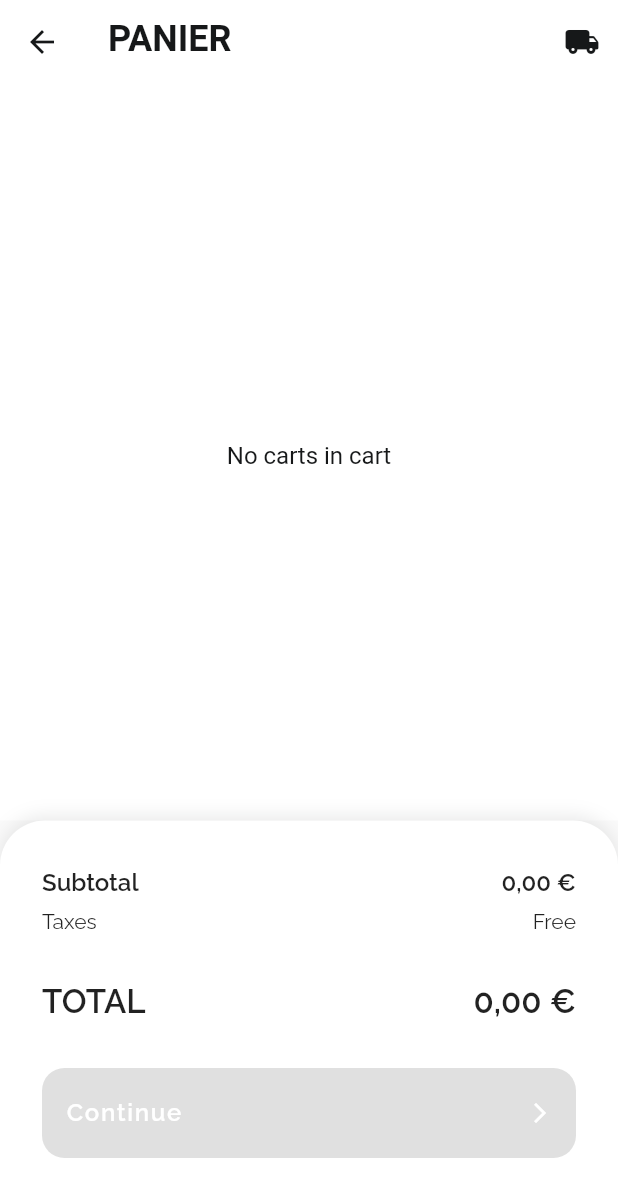
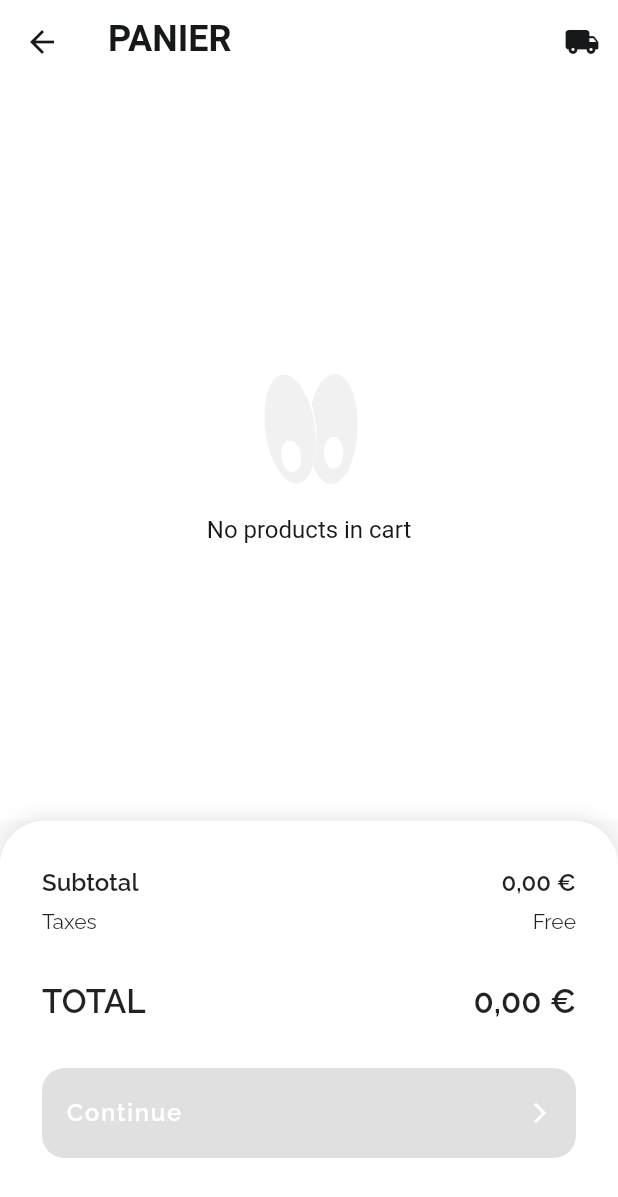
Before and after one commit to bynicodevelop/com.noopeshop.app, a Flutter app: the CartScreen screen opened directly, on a phone screen of 412 x 824 dp. Shown: the top 1197 px of the screen. Run offline on Flutter 3.47's test engine with Material 2 defaults, Android fonts, the phone set to English and light mode, and no system bars; our stand-ins replace another_flushbar, bloc, cached_network_image, cloud_firestore, cloud_functions, equatable and 16 more; missing offline and left inert: flutter_google_places, google_api_headers, google_maps_webservice; accounts and stored records are empty; generated files the repository leaves out were written again; network calls fail.

Commit message:
Amélioration de l'application

```diff
--- /dev/null
+++ b/lib/exceptions/payment_exception.dart
@@ -0,0 +1,9 @@
+class PaymentException implements Exception {
+  static const String invalidCard = "invalidCard";
+
+  final String code;
+
+  PaymentException({
+    required this.code,
+  });
+}
--- a/lib/l10n/app_fr.arb
+++ b/lib/l10n/app_fr.arb
@@ -22,5 +22,9 @@
     "paidOrderStatusLabel": "Payé",
     "processingOrderStatusLabel": "Traité",
     "shippingOrderStatusLabem": "Envoyé",
-    "deliveredOrderStatusLabem": "Livré"
+    "deliveredOrderStatusLabem": "Livré",
+    "notOrderFoundLabel": "Aucune commande",
+    "notProductInCartLabel": "Aucun produit dans le panier",
+    "invalidCardErrorMessage": "Carte non valide",
+    "unknownErrorMessage": "Une erreur est survenue"
 }
--- a/lib/screens/cart_screen.dart
+++ b/lib/screens/cart_screen.dart
@@ -7,6 +7,7 @@ import 'package:com_noopeshop_app/services/add_to_cart/add_to_cart_bloc.dart';
 import 'package:com_noopeshop_app/widgets/cart_total_widget.dart';
 import 'package:flutter/material.dart';
 import 'package:flutter_bloc/flutter_bloc.dart';
+import 'package:flutter_svg/svg.dart';
 import 'package:intl/intl.dart';
 
 class CartScreen extends StatelessWidget {
@@ -47,7 +48,7 @@ class CartScreen extends StatelessWidget {
                       onPressed: () => Navigator.push(
                         context,
                         MaterialPageRoute(
-                          builder: (context) => OrdersScreen(),
+                          builder: (context) => const OrdersScreen(),
                         ),
                       ),
                     ),
@@ -55,11 +56,27 @@ class CartScreen extends StatelessWidget {
                 ),
                 if (carts.isEmpty)
                   SliverFillRemaining(
-                    child: Center(
-                      child: Text(
-                        "No carts in cart",
-                        style: Theme.of(context).textTheme.headline4,
-                      ),
+                    child: Column(
+                      mainAxisAlignment: MainAxisAlignment.center,
+                      children: [
+                        Padding(
+                          padding: const EdgeInsets.only(
+                            bottom: 16.0,
+                          ),
+                          child: Opacity(
+                            opacity: 0.05,
+                            child: SvgPicture.asset(
+                              "assets/logo.svg",
+                              fit: BoxFit.contain,
+                              width: MediaQuery.of(context).size.width * 0.2,
+                            ),
+                          ),
+                        ),
+                        Text(
+                          t(context)!.notProductInCartLabel,
+                          style: Theme.of(context).textTheme.headline4,
+                        ),
+                      ],
                     ),
                   ),
                 if (carts.isNotEmpty)
```
Also changed, not shown: lib/l10n/app_en.arb (+20 -4 lines), lib/repositories/payment_repository.dart (+9 -4 lines), lib/screens/checkout/checkout_screen.dart (+20 -0 lines), lib/screens/checkout/payment_screen.dart (+2 -6 lines), lib/screens/orders_screen.dart (+92 -73 lines), lib/services/payment/payment_bloc.dart (+9 -2 lines).
